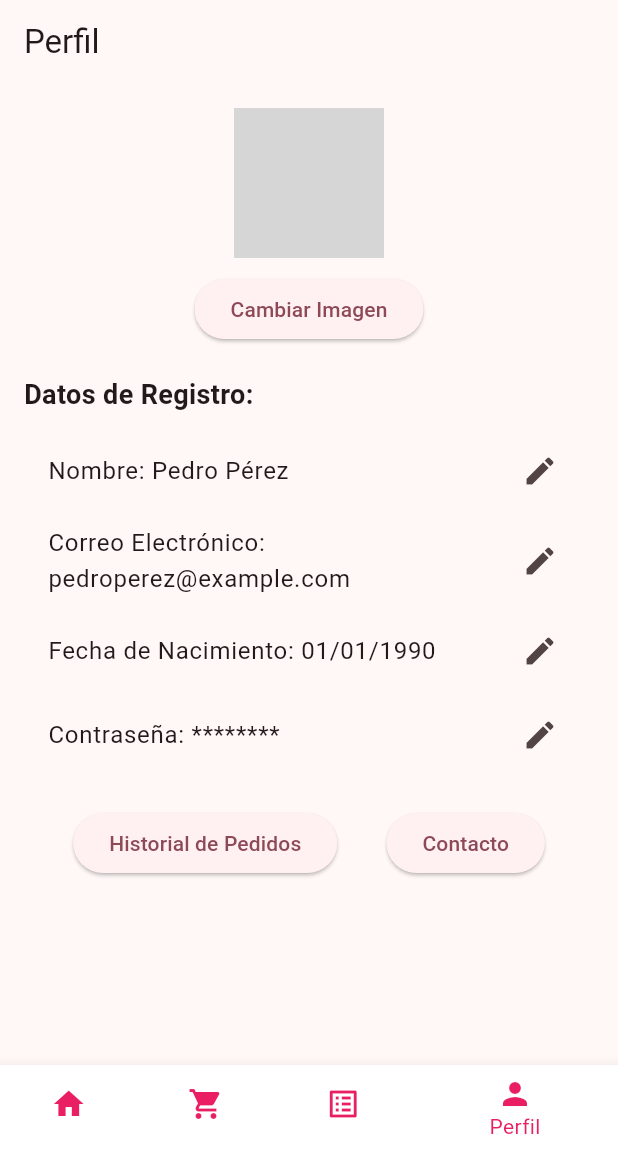
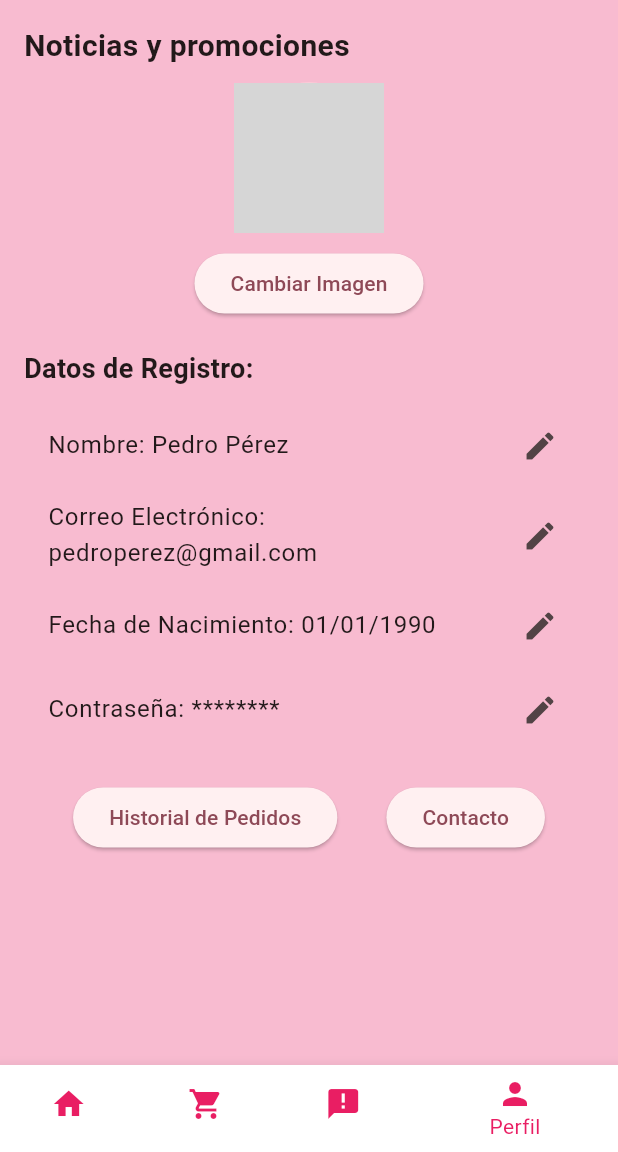
Before and after one commit to ProyectoFinal2024Moviles/el_taller_del_dulce, a Flutter app: the screen it shows after launch, item 4 of the bottom bar chosen, on a phone screen of 412 x 824 dp, the part 84-1236 px from its top. Run offline on Flutter 3.47's test engine with Material 3 defaults, Android fonts, the phone set to English and light mode, and no system bars; our stand-ins replace get; network calls fail; grey boxes are pictures that could not be loaded.

Commit message:
Mejoras navigation_menu y profile_page

```diff
--- a/lib/pages/navigation_menu.dart
+++ b/lib/pages/navigation_menu.dart
@@ -58,7 +58,7 @@ class _NavigationMenu extends State<NavigationMenu> {
         items: const <BottomNavigationBarItem>[
           BottomNavigationBarItem(icon: Icon(Icons.home, color: Color(0xFFE91E63)), label: 'Inicio', backgroundColor: Colors.white),
           BottomNavigationBarItem(icon: Icon(Icons.shopping_cart, color: Color(0xFFE91E63)), label: 'Carrito'),
-          BottomNavigationBarItem(icon: Icon(Icons.list_alt, color: Color(0xFFE91E63)), label: 'Noticias'),
+          BottomNavigationBarItem(icon: Icon(Icons.announcement, color: Color(0xFFE91E63)), label: 'Noticias'),
           BottomNavigationBarItem(icon: Icon(Icons.person, color: Color(0xFFE91E63)), label: 'Perfil'),
         ],
         currentIndex: _selectedIndex,
--- a/lib/pages/profile_page.dart
+++ b/lib/pages/profile_page.dart
@@ -11,14 +11,21 @@ class _ProfilePageState extends State<ProfilePage> {
   @override
   Widget build(BuildContext context) {
     return Scaffold(
-      appBar: AppBar(
-        title: Text('Perfil'),
-      ),
+      backgroundColor: const Color(0xFFF8BBD0),
+
       body: Padding(
         padding: const EdgeInsets.all(16.0),
         child: Column(
           crossAxisAlignment: CrossAxisAlignment.start,
           children: [
+            Text(
+              'Noticias y promociones',
+              style: TextStyle(
+                fontSize: 20,
+                fontWeight: FontWeight.bold,
+              ),
+            ),
+            SizedBox(height: 10),
             Center(
               child: Column(
                 children: [
@@ -52,7 +59,7 @@ class _ProfilePageState extends State<ProfilePage> {
             ),
             ListTile(
               title: Text(
-                  'Correo Electrónico: pedroperez@example.com'), // Cambia esto por el correo del usuario
+                  'Correo Electrónico: pedroperez@gmail.com'), // Cambia esto por el correo del usuario
               trailing: Icon(Icons.edit), // Icono para editar el correo
               onTap: () {
                 // Lógica para editar el correo
```
